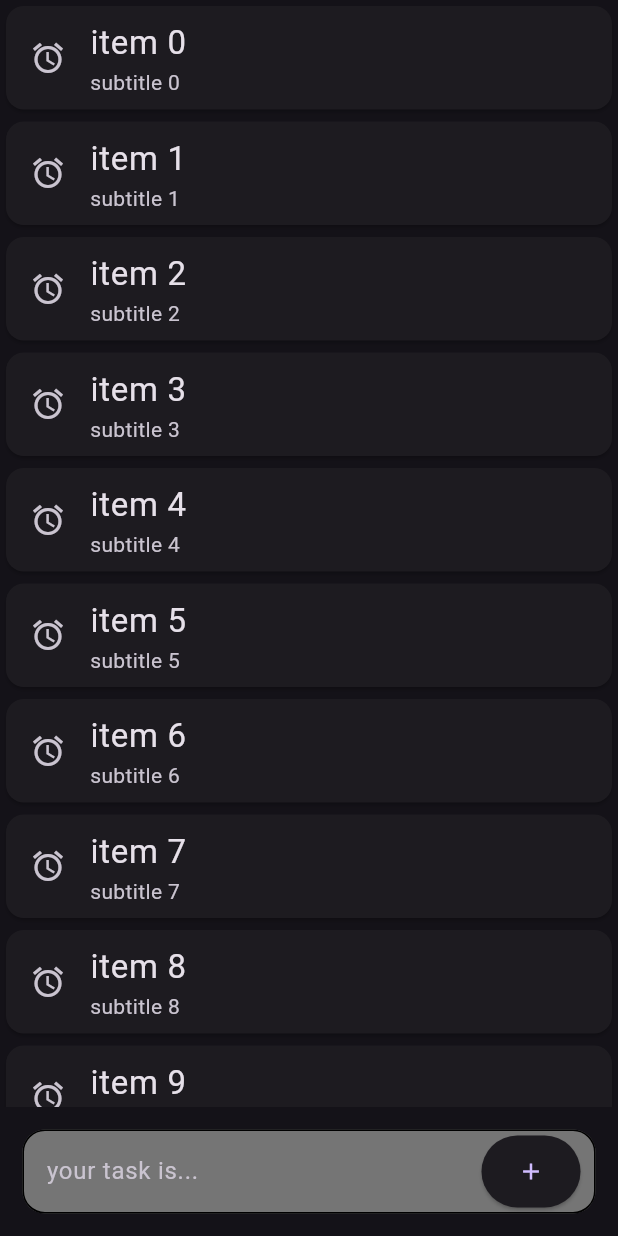
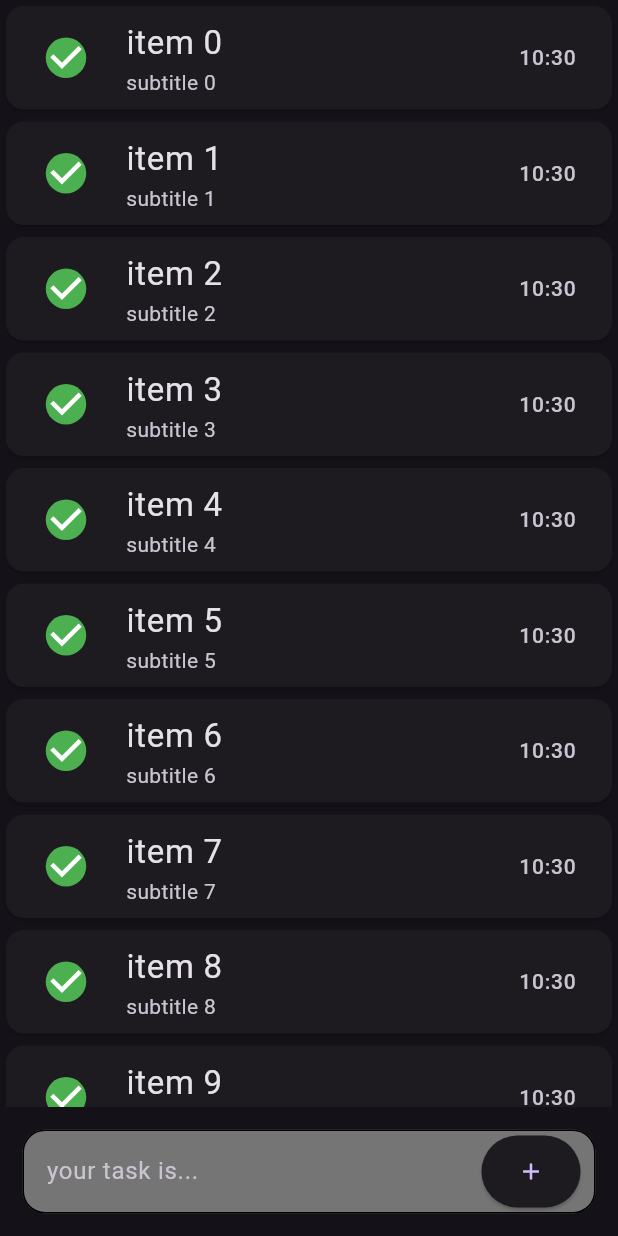
Before and after one commit to alikazemidev/note_hive_provider_pract, a Flutter app: the screen it shows after launch, on a phone screen of 412 x 824 dp. Run offline on Flutter 3.47's test engine with Material 2 defaults, Android fonts, the phone set to English and light mode, and no system bars; drawn by our look-alikes of flutter_slidable.

Commit message:
create a class model and add hive and provider to project and checkbox

```diff
--- a/lib/main.dart
+++ b/lib/main.dart
@@ -64,7 +64,16 @@ class _HomePageState extends State<HomePage> {
                     ),
                     child: Card(
                       child: ListTile(
-                        leading: Icon(Icons.access_alarms),
+                        leading: Transform.scale(
+                          scale: 1.5,
+                          child: Checkbox(
+                            fillColor: MaterialStatePropertyAll(Colors.green),
+                            checkColor: Colors.white,
+                            shape: CircleBorder(side: BorderSide()),
+                            onChanged: (value) {},
+                            value: true,
+                          ),
+                        ),
                         title: Text(
                           'item $index',
                           style: TextStyle(
@@ -72,6 +81,12 @@ class _HomePageState extends State<HomePage> {
                           ),
                         ),
                         subtitle: Text('subtitle $index'),
+                        trailing: Text(
+                          '${DateTime.now().hour}:${DateTime.now().minute}',
+                          style: TextStyle(
+                            fontSize: 14,
+                          ),
+                        ),
                       ),
                     ),
                   );
--- a/pubspec.yaml
+++ b/pubspec.yaml
@@ -10,10 +10,14 @@ dependencies:
   flutter:
     sdk: flutter
   flutter_slidable: ^3.0.0
+  hive: ^2.2.3
+  hive_flutter: ^1.1.0
 
 dev_dependencies:
+  build_runner: ^2.4.5
   flutter_test:
     sdk: flutter
+  hive_generator: ^2.0.0
 
 
 flutter:
```
Also changed, not shown: lib/model/task.dart (added, +7 -0 lines), pubspec.lock, 1 other file.
